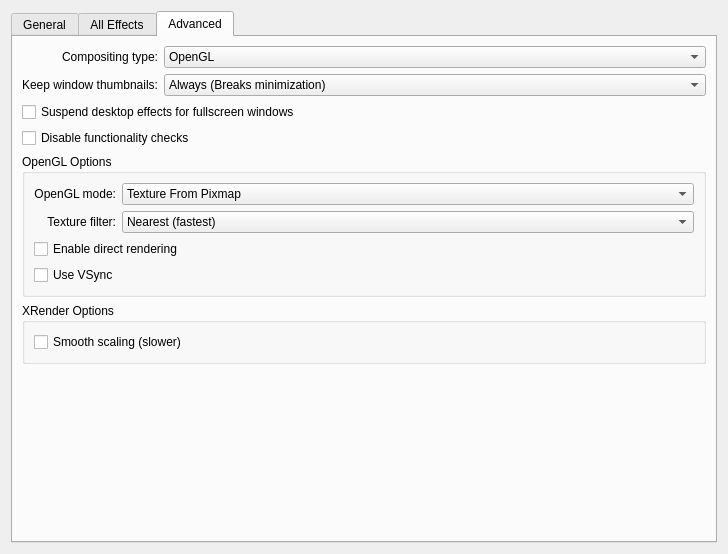
Qt form kcmkwin/kwincompositing/main.ui (KDE/kwin) before a commit.
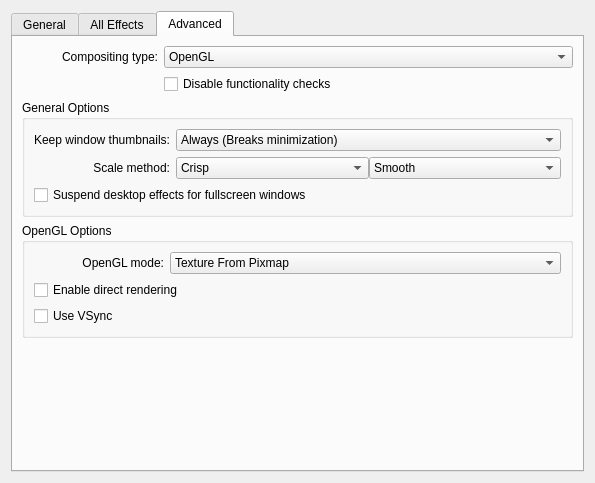
The same form after that commit. The open tabs and pages were chosen to show the change. Custom widgets are drawn as their Qt base class.

Commit message: kick trilinear filtering if favor of the lanczos filter (now default, unless blacklisted) make the scale method configurable and align the UI for GL and Xrender

The edit to the form file:
```diff
--- a/kcmkwin/kwincompositing/main.ui
+++ b/kcmkwin/kwincompositing/main.ui
@@ -6,8 +6,8 @@
    <rect>
     <x>0</x>
     <y>0</y>
-    <width>728</width>
-    <height>554</height>
+    <width>595</width>
+    <height>483</height>
    </rect>
   </property>
   <layout class="QVBoxLayout">
@@ -125,19 +125,6 @@
                </property>
               </widget>
              </item>
-             <item row="5" column="0">
-              <widget class="QLabel" name="label_4">
-               <property name="text">
-                <string>Effect for desktop switching:</string>
-               </property>
-               <property name="alignment">
-                <set>Qt::AlignRight|Qt::AlignTrailing|Qt::AlignVCenter</set>
-               </property>
-               <property name="buddy">
-                <cstring>desktopSwitchingCombo</cstring>
-               </property>
-              </widget>
-             </item>
              <item row="5" column="1">
               <widget class="KComboBox" name="desktopSwitchingCombo">
                <property name="sizePolicy">
@@ -320,12 +307,14 @@
       <attribute name="title">
        <string>Advanced</string>
       </attribute>
-      <layout class="QGridLayout" name="gridLayout_4">
+      <layout class="QVBoxLayout" name="verticalLayout_2">
+       <item>
+        <layout class="QGridLayout" name="gridLayout_5">
        <item row="0" column="0">
         <widget class="QLabel" name="label_7">
          <property name="sizePolicy">
           <sizepolicy hsizetype="Preferred" vsizetype="Preferred">
-           <horstretch>0</horstretch>
+             <horstretch>1</horstretch>
            <verstretch>0</verstretch>
           </sizepolicy>
          </property>
@@ -344,7 +333,7 @@
         <widget class="KComboBox" name="compositingType">
          <property name="sizePolicy">
           <sizepolicy hsizetype="Preferred" vsizetype="Fixed">
-           <horstretch>1</horstretch>
+             <horstretch>3</horstretch>
            <verstretch>0</verstretch>
           </sizepolicy>
          </property>
@@ -360,11 +349,29 @@
          </item>
         </widget>
        </item>
-       <item row="1" column="0">
+         <item row="1" column="1">
+          <widget class="QCheckBox" name="disableChecks">
+           <property name="text">
+            <string>Disable functionality checks</string>
+           </property>
+          </widget>
+         </item>
+        </layout>
+       </item>
+       <item>
+        <widget class="QGroupBox" name="groupBox_3">
+         <property name="title">
+          <string>General Options</string>
+         </property>
+         <property name="flat">
+          <bool>true</bool>
+         </property>
+         <layout class="QGridLayout" name="gridLayout_2">
+          <item row="0" column="0">
         <widget class="QLabel" name="label_8">
          <property name="sizePolicy">
           <sizepolicy hsizetype="Preferred" vsizetype="Preferred">
-           <horstretch>0</horstretch>
+              <horstretch>1</horstretch>
            <verstretch>0</verstretch>
           </sizepolicy>
          </property>
@@ -379,11 +386,11 @@
          </property>
         </widget>
        </item>
-       <item row="1" column="1">
+          <item row="0" column="1">
         <widget class="KComboBox" name="windowThumbnails">
          <property name="sizePolicy">
           <sizepolicy hsizetype="Preferred" vsizetype="Fixed">
-           <horstretch>1</horstretch>
+              <horstretch>3</horstretch>
            <verstretch>0</verstretch>
           </sizepolicy>
          </property>
@@ -404,28 +411,123 @@
          </item>
         </widget>
        </item>
-       <item row="3" column="0" colspan="2">
-        <widget class="QCheckBox" name="disableChecks">
-         <property name="whatsThis">
-          <string>Enabling this option allows compositing to be activated even if some of the internal checks fail. Doing so may make the whole desktop unusable and its use is not recommened. Use only if KWin refuses to activate compositing on a system that should be capable of compositing.
-</string>
+          <item row="1" column="0">
+           <widget class="QLabel" name="scaleMethodLabel">
+            <property name="sizePolicy">
+             <sizepolicy hsizetype="Preferred" vsizetype="Preferred">
+              <horstretch>1</horstretch>
+              <verstretch>0</verstretch>
+             </sizepolicy>
          </property>
          <property name="text">
-          <string>Disable functionality checks</string>
-         </property>
-        </widget>
-       </item>
-       <item row="4" column="0" colspan="2">
+             <string>Scale method:</string>
+            </property>
+            <property name="alignment">
+             <set>Qt::AlignRight|Qt::AlignTrailing|Qt::AlignVCenter</set>
+            </property>
+            <property name="buddy">
+             <cstring>xrScaleFilter</cstring>
+            </property>
+           </widget>
+          </item>
+          <item row="1" column="1">
+           <layout class="QHBoxLayout" name="horizontalLayout_3">
+            <property name="spacing">
+             <number>0</number>
+            </property>
+            <item>
+             <widget class="QComboBox" name="xrScaleFilter">
+              <property name="toolTip">
+               <string>&lt;!DOCTYPE HTML PUBLIC &quot;-//W3C//DTD HTML 4.0//EN&quot; &quot;http://www.w3.org/TR/REC-html40/strict.dtd&quot;&gt;
+&lt;html&gt;&lt;head&gt;&lt;meta name=&quot;qrichtext&quot; content=&quot;1&quot; /&gt;&lt;style type=&quot;text/css&quot;&gt;
+p, li { white-space: pre-wrap; }
+&lt;/style&gt;&lt;/head&gt;&lt;body style=&quot; font-family:'Segoe'; font-size:8pt; font-weight:400; font-style:normal;&quot;&gt;
+&lt;p style=&quot; margin-top:0px; margin-bottom:0px; margin-left:0px; margin-right:0px; -qt-block-indent:0; text-indent:0px;&quot;&gt;&lt;span style=&quot; font-weight:600;&quot;&gt;Crisp:&lt;/span&gt;&lt;/p&gt;
+&lt;p style=&quot; margin-top:0px; margin-bottom:0px; margin-left:0px; margin-right:0px; -qt-block-indent:0; text-indent:0px;&quot;&gt;&lt;span style=&quot; font-style:italic;&quot;&gt;XRenderSetPictureFilter(&amp;quot;fast&amp;quot;)&lt;/span&gt; -  Pretty fast on all GPUs but looks bricky&lt;/p&gt;
+&lt;p style=&quot;-qt-paragraph-type:empty; margin-top:0px; margin-bottom:0px; margin-left:0px; margin-right:0px; -qt-block-indent:0; text-indent:0px;&quot;&gt;&lt;/p&gt;
+&lt;p style=&quot; margin-top:0px; margin-bottom:0px; margin-left:0px; margin-right:0px; -qt-block-indent:0; text-indent:0px;&quot;&gt;&lt;span style=&quot; font-weight:600;&quot;&gt;Smooth:&lt;/span&gt;&lt;/p&gt;
+&lt;p style=&quot; margin-top:0px; margin-bottom:0px; margin-left:0px; margin-right:0px; -qt-block-indent:0; text-indent:0px;&quot;&gt;&lt;span style=&quot; font-style:italic;&quot;&gt;XRenderSetPictureFilter(&amp;quot;good&amp;quot;) &lt;/span&gt;- linear blending.&lt;/p&gt;
+&lt;p style=&quot; margin-top:0px; margin-bottom:0px; margin-left:0px; margin-right:0px; -qt-block-indent:0; text-indent:0px;&quot;&gt;Fast enough on newer nvidia GPUs and maybe others but also can be &lt;span style=&quot; text-decoration: underline;&quot;&gt;very&lt;/span&gt; slow, you'll have to try.&lt;/p&gt;&lt;/body&gt;&lt;/html&gt;</string>
+              </property>
+              <property name="currentIndex">
+               <number>0</number>
+              </property>
+              <item>
+               <property name="text">
+                <string>Crisp</string>
+               </property>
+              </item>
+              <item>
+               <property name="text">
+                <string>Smooth (slower)</string>
+               </property>
+              </item>
+             </widget>
+            </item>
+            <item>
+             <widget class="QComboBox" name="glScaleFilter">
+              <property name="toolTip">
+               <string>&lt;!DOCTYPE HTML PUBLIC &quot;-//W3C//DTD HTML 4.0//EN&quot; &quot;http://www.w3.org/TR/REC-html40/strict.dtd&quot;&gt;
+&lt;html&gt;&lt;head&gt;&lt;meta name=&quot;qrichtext&quot; content=&quot;1&quot; /&gt;&lt;style type=&quot;text/css&quot;&gt;
+p, li { white-space: pre-wrap; }
+&lt;/style&gt;&lt;/head&gt;&lt;body style=&quot; font-family:'Segoe'; font-size:8pt; font-weight:400; font-style:normal;&quot;&gt;
+&lt;p style=&quot; margin-top:0px; margin-bottom:0px; margin-left:0px; margin-right:0px; -qt-block-indent:0; text-indent:0px;&quot;&gt;&lt;span style=&quot; font-weight:600;&quot;&gt;Crisp:&lt;/span&gt;&lt;/p&gt;
+&lt;p style=&quot; margin-top:0px; margin-bottom:0px; margin-left:0px; margin-right:0px; -qt-block-indent:0; text-indent:0px;&quot;&gt;&lt;span style=&quot; font-style:italic;&quot;&gt;GL_NEAREST&lt;/span&gt; -  (very) fast on all GPUs but looks bricky&lt;/p&gt;
+&lt;p style=&quot;-qt-paragraph-type:empty; margin-top:0px; margin-bottom:0px; margin-left:0px; margin-right:0px; -qt-block-indent:0; text-indent:0px;&quot;&gt;&lt;/p&gt;
+&lt;p style=&quot; margin-top:0px; margin-bottom:0px; margin-left:0px; margin-right:0px; -qt-block-indent:0; text-indent:0px;&quot;&gt;&lt;span style=&quot; font-weight:600;&quot;&gt;Smooth:&lt;/span&gt;&lt;/p&gt;
+&lt;p style=&quot; margin-top:0px; margin-bottom:0px; margin-left:0px; margin-right:0px; -qt-block-indent:0; text-indent:0px;&quot;&gt;&lt;span style=&quot; font-style:italic;&quot;&gt;GL_LINEAR&lt;/span&gt; - fast on most GPUs but a little blurry&lt;/p&gt;
+&lt;p style=&quot;-qt-paragraph-type:empty; margin-top:0px; margin-bottom:0px; margin-left:0px; margin-right:0px; -qt-block-indent:0; text-indent:0px;&quot;&gt;&lt;/p&gt;
+&lt;p style=&quot; margin-top:0px; margin-bottom:0px; margin-left:0px; margin-right:0px; -qt-block-indent:0; text-indent:0px;&quot;&gt;&lt;span style=&quot; font-weight:600;&quot;&gt;Accurate:&lt;/span&gt;&lt;/p&gt;
+&lt;p style=&quot; margin-top:0px; margin-bottom:0px; margin-left:0px; margin-right:0px; -qt-block-indent:0; text-indent:0px;&quot;&gt;Lanczos filter, requires shader support (glsl or arb).&lt;/p&gt;
+&lt;p style=&quot; margin-top:0px; margin-bottom:0px; margin-left:0px; margin-right:0px; -qt-block-indent:0; text-indent:0px;&quot;&gt;Might be slow on weaker GPUs and even cause various troubles with broken drivers. (From overbrightning to segfaults)&lt;/p&gt;
+&lt;p style=&quot; margin-top:0px; margin-bottom:0px; margin-left:0px; margin-right:0px; -qt-block-indent:0; text-indent:0px;&quot;&gt;Fall back to &amp;quot;Smooth&amp;quot; if you've problems&lt;/p&gt;&lt;/body&gt;&lt;/html&gt;</string>
+              </property>
+              <property name="currentIndex">
+               <number>1</number>
+              </property>
+              <item>
+               <property name="text">
+                <string>Crisp</string>
+               </property>
+              </item>
+              <item>
+               <property name="text">
+                <string>Smooth</string>
+               </property>
+              </item>
+              <item>
+               <property name="text">
+                <string>Accurate</string>
+               </property>
+              </item>
+             </widget>
+            </item>
+           </layout>
+          </item>
+          <item row="2" column="0" colspan="2">
+           <widget class="QCheckBox" name="unredirectFullscreen">
+            <property name="text">
+             <string>Suspend desktop effects for fullscreen windows</string>
+            </property>
+           </widget>
+          </item>
+         </layout>
+        </widget>
+       </item>
+       <item>
         <widget class="QGroupBox" name="glGroup">
          <property name="title">
           <string>OpenGL Options</string>
          </property>
-         <layout class="QGridLayout" name="gridLayout_5">
+         <property name="flat">
+          <bool>true</bool>
+         </property>
+         <layout class="QGridLayout" name="gridLayout_4">
           <item row="0" column="0">
            <widget class="QLabel" name="label_9">
             <property name="sizePolicy">
              <sizepolicy hsizetype="Preferred" vsizetype="Preferred">
-              <horstretch>0</horstretch>
+              <horstretch>1</horstretch>
               <verstretch>0</verstretch>
              </sizepolicy>
             </property>
@@ -444,7 +546,7 @@
            <widget class="KComboBox" name="glMode">
             <property name="sizePolicy">
              <sizepolicy hsizetype="Preferred" vsizetype="Fixed">
-              <horstretch>1</horstretch>
+              <horstretch>3</horstretch>
               <verstretch>0</verstretch>
              </sizepolicy>
             </property>
@@ -465,51 +567,7 @@
             </item>
            </widget>
           </item>
-          <item row="1" column="0">
-           <widget class="QLabel" name="label_10">
-            <property name="sizePolicy">
-             <sizepolicy hsizetype="Preferred" vsizetype="Preferred">
-              <horstretch>0</horstretch>
-              <verstretch>0</verstretch>
-             </sizepolicy>
-            </property>
-            <property name="text">
-             <string>Texture filter:</string>
-            </property>
-            <property name="alignment">
-             <set>Qt::AlignRight|Qt::AlignTrailing|Qt::AlignVCenter</set>
-            </property>
-            <property name="buddy">
-             <cstring>glTextureFilter</cstring>
-            </property>
-           </widget>
-          </item>
-          <item row="1" column="1">
-           <widget class="KComboBox" name="glTextureFilter">
-            <property name="sizePolicy">
-             <sizepolicy hsizetype="Preferred" vsizetype="Fixed">
-              <horstretch>1</horstretch>
-              <verstretch>0</verstretch>
-             </sizepolicy>
-            </property>
-            <item>
-             <property name="text">
-              <string>Nearest (fastest)</string>
-             </property>
-            </item>
-            <item>
-             <property name="text">
-              <string>Bilinear</string>
-             </property>
-            </item>
-            <item>
-             <property name="text">
-              <string>Trilinear (best quality)</string>
-             </property>
-            </item>
-           </widget>
-          </item>
-          <item row="2" column="0" colspan="2">
+          <item row="1" column="0" colspan="2">
            <widget class="QCheckBox" name="glDirect">
             <property name="text">
              <string>Enable direct rendering</string>
@@ -519,7 +577,7 @@
             </property>
            </widget>
           </item>
-          <item row="3" column="0" colspan="2">
+          <item row="2" column="0" colspan="2">
            <widget class="QCheckBox" name="glVSync">
             <property name="text">
              <string>Use VSync</string>
@@ -532,45 +590,19 @@
          </layout>
         </widget>
        </item>
-       <item row="5" column="0" colspan="2">
-        <widget class="QGroupBox" name="xrenderGroup">
-         <property name="title">
-          <string>XRender Options</string>
-         </property>
-         <layout class="QGridLayout" name="gridLayout_6">
-          <item row="0" column="0">
-           <widget class="QCheckBox" name="xrenderSmoothScale">
-            <property name="text">
-             <string>Smooth scaling (slower)</string>
-            </property>
-           </widget>
-          </item>
-         </layout>
-        </widget>
-       </item>
-       <item row="6" column="0" colspan="2">
-        <spacer name="verticalSpacer_6">
+       <item>
+        <spacer name="verticalSpacer_3">
          <property name="orientation">
           <enum>Qt::Vertical</enum>
          </property>
          <property name="sizeHint" stdset="0">
           <size>
            <width>20</width>
-           <height>0</height>
+           <height>40</height>
           </size>
          </property>
         </spacer>
        </item>
-       <item row="2" column="0" colspan="2">
-        <widget class="QCheckBox" name="unredirectFullscreen">
-         <property name="toolTip">
-          <string>Improves performance of fullscreen applications like games and video players. This option can cause flickering when another window is opened above the fullscreen window.</string>
-         </property>
-         <property name="text">
-          <string>Suspend desktop effects for fullscreen windows</string>
-         </property>
-        </widget>
-       </item>
       </layout>
      </widget>
     </widget>
```
Lines whose indentation alone changed are shown as unchanged. The commit also changes 5 other files.
